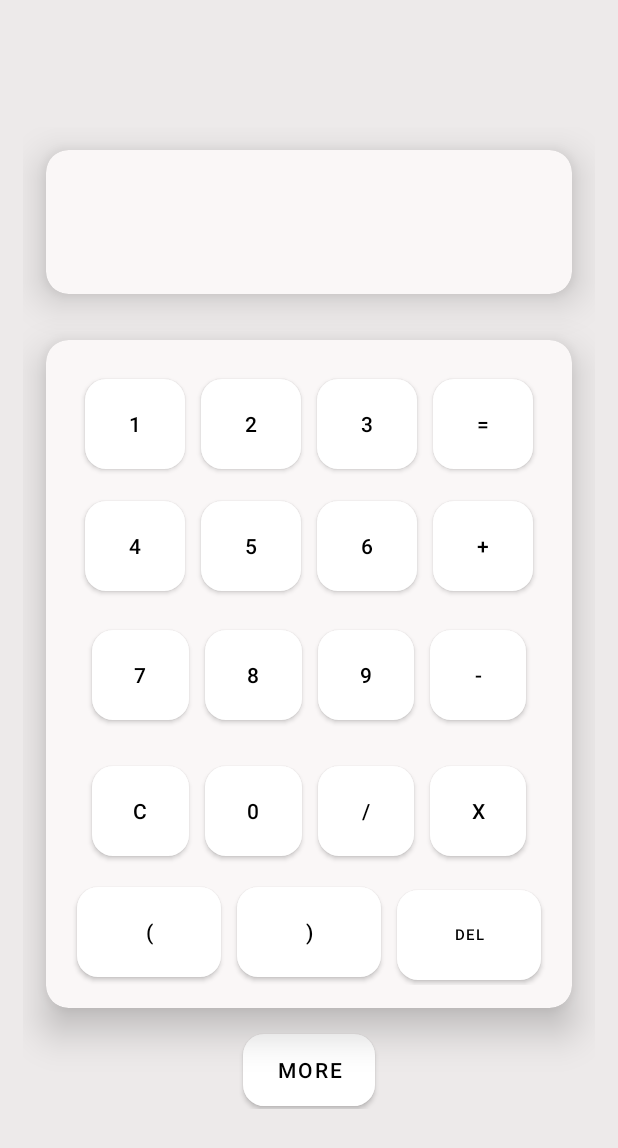
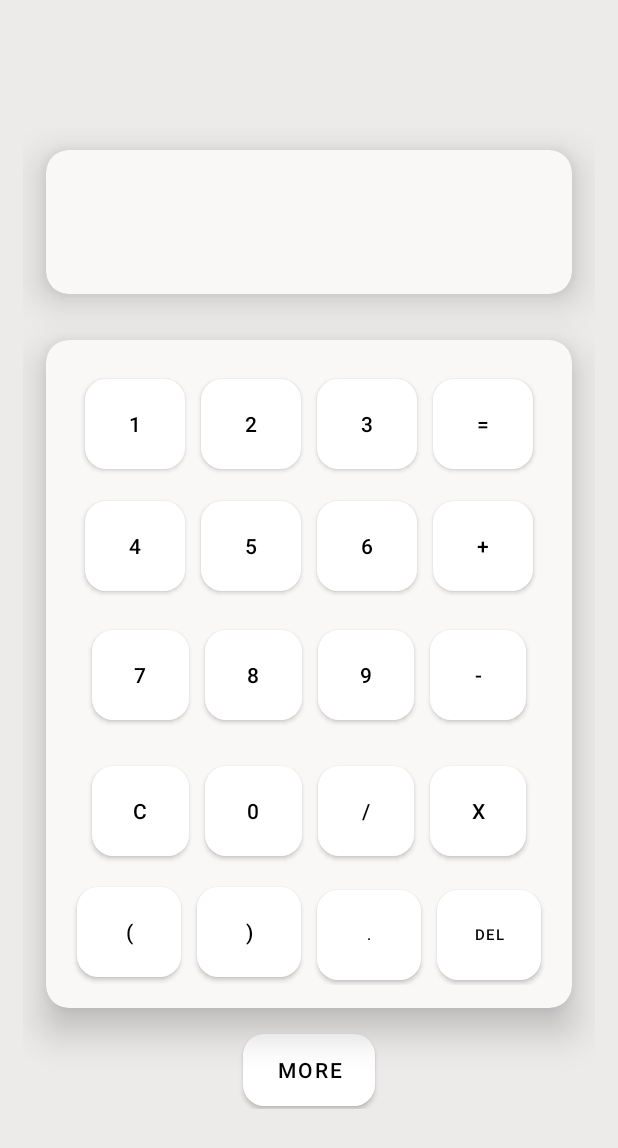
Before and after one commit to saiedoc/CalculaterApp, an Android app: the screen it shows after launch (MainActivity), after a tap on an icon or button, on a phone screen of 412 x 824 dp. Shown: the top 1148 px of the screen. Run offline under Robolectric (Android 15) with nearby library versions, the phone set to English and light mode, and no system bars; libraries missing offline, so code that uses them is left out: com.transitionseverywhere.

Commit message:
Added numpad '.' , applied calculation process and added alpha animation on result text

```diff
--- a/app/build.gradle
+++ b/app/build.gradle
@@ -35,7 +35,9 @@ android {
 dependencies {
 
     implementation "org.jetbrains.kotlin:kotlin-stdlib:$kotlin_version"
+    implementation "net.objecthunter:exp4j:0.4.8"
     implementation 'androidx.core:core-ktx:1.2.0'
+    implementation "com.andkulikov:transitionseverywhere:1.8.1"
     implementation 'androidx.appcompat:appcompat:1.3.1'
     implementation 'com.google.android.material:material:1.4.0'
     implementation 'androidx.constraintlayout:constraintlayout:2.1.0'
--- a/app/src/main/java/mainpackage/ScientificCalculaterActivities/MainActivity.kt
+++ b/app/src/main/java/mainpackage/ScientificCalculaterActivities/MainActivity.kt
@@ -1,11 +1,18 @@
 package mainpackage.ScientificCalculaterActivities
 
-import androidx.appcompat.app.AppCompatActivity
+import ScientificCalculaterClasses.Calculater
 import android.os.Bundle
 import android.view.View
+import android.view.animation.AlphaAnimation
+import android.view.animation.Animation
+import android.view.animation.AnimationUtils
 import android.widget.Button
 import android.widget.EditText
+import androidx.appcompat.app.AppCompatActivity
 import androidx.appcompat.app.AppCompatDelegate
+import com.transitionseverywhere.ChangeText
+import com.transitionseverywhere.TransitionManager
+
 
 class MainActivity : AppCompatActivity() {
 
@@ -28,7 +35,9 @@ class MainActivity : AppCompatActivity() {
     lateinit var numpadSubtractOrCos : Button
     lateinit var numpadMultiplyOrSqrt : Button
     lateinit var numpadDivideOrLog : Button
+    lateinit var numpadDot : Button
     lateinit var numpadClear : Button
+    lateinit var numpadEqual : Button
     lateinit var moreButton : Button
     lateinit var calcResultText : EditText
     var moreButtonClicked : Boolean = false
@@ -67,9 +76,12 @@ class MainActivity : AppCompatActivity() {
         numpadMultiplyOrSqrt = findViewById(R.id.numpadMultiplyOrSqrt)
         numpadButtons.add(numpadMultiplyOrSqrt)
         numpadDivideOrLog = findViewById(R.id.numpadDivideOrLog)
+        numpadDot = findViewById(R.id.dot)
+        numpadButtons.add(numpadDot)
         numpadButtons.add(numpadDivideOrLog)
         numpadClear = findViewById(R.id.numpadClear)
         numpadDelete = findViewById(R.id.delete)
+        numpadEqual = findViewById(R.id.numpadEqual)
         moreButton = findViewById(R.id.moreButton)
         calcResultText = findViewById(R.id.calcResult)
 
@@ -81,25 +93,72 @@ class MainActivity : AppCompatActivity() {
     private fun appendCalculaterText(buttonText : String){
 
         var oldString : String = calcResultText.getText().toString()
-        var newString : String = oldString + buttonText
+
+        if(buttonText.equals("SIN")
+                ||buttonText.equals("COS")
+                ||buttonText.equals("LOG"))
+        {
+            var newString : String = oldString + buttonText.toLowerCase() + "("
+            calcResultText.setText(newString)
+        }
+        else if(buttonText.equals("√")){
+            var newString : String = oldString + "sqrt("
+            calcResultText.setText(newString)
+        }
+        else{
+        var newString : String = oldString + buttonText.toLowerCase()
         calcResultText.setText(newString)
+        }
 
     }
 
     // Function that deletes from calculation text when user clicks delete
 
-    private fun deleteCalculaterText(){
+    private fun deleteCalculaterText() {
 
-        var newString : String = calcResultText.getText().toString().dropLast(1)
-        calcResultText.setText(newString)
+        if (calcResultText.getText().isNotEmpty()) {
+            if (calcResultText.getText().toString().last().toLowerCase() == 'N'.toLowerCase()
+                    || calcResultText.getText().toString().last().toLowerCase() == 'S'.toLowerCase()
+                    || calcResultText.getText().toString().last().toLowerCase() == 'G'.toLowerCase()
+            ) {
+                var newString: String = calcResultText.getText().toString().dropLast(3)
+                calcResultText.setText(newString)
+            } else {
+                var newString: String = calcResultText.getText().toString().dropLast(1)
+                calcResultText.setText(newString)
+            }
+        }
 
     }
+
+
+
+
+    //Function that apply Alpha animation to an calcResultText EditText
+
+    private fun applyAlphaAnimation(newText: String) : AlphaAnimation {
+        val anim = AlphaAnimation(1.0f, 0.0f)
+        anim.duration = 100
+        anim.repeatCount = 1
+        anim.repeatMode = Animation.REVERSE
+
+        anim.setAnimationListener(object : Animation.AnimationListener {
+            override fun onAnimationEnd(animation: Animation?) { }
+            override fun onAnimationStart(animation: Animation?) { }
+            override fun onAnimationRepeat(animation: Animation?) {
+                calcResultText.setText(newText)
+            }
+        })
+
+        return anim
+    }
+
 
     //Function that clears the calculation text when user clicks C
 
     private fun clearCalculaterText(){
 
-        calcResultText.setText("")
+        calcResultText.startAnimation(applyAlphaAnimation(""))
 
     }
 
@@ -168,6 +227,14 @@ class MainActivity : AppCompatActivity() {
             }
         })
 
+        numpadEqual.setOnClickListener(object : View.OnClickListener {
+            override fun onClick(view: View?) {
+                var resultString : String = Calculater.getExpressionResult(calcResultText.getText().toString())
+                calcResultText.startAnimation(applyAlphaAnimation(resultString))
+            }
+
+        })
+
     }
 
 
--- a/app/src/main/res/layout/activity_main.xml
+++ b/app/src/main/res/layout/activity_main.xml
@@ -290,6 +290,18 @@
                         app:elevation="14dp" />
 
                     <Button
+                        android:id="@+id/dot"
+                        android:layout_width="75dp"
+                        android:layout_height="60dp"
+                        android:layout_margin="5dp"
+                        android:layout_weight="1"
+                        android:background="@drawable/button_design"
+                        android:text="."
+                        android:textColor="#000000"
+                        android:textSize="10sp"
+                        app:elevation="14dp" />
+
+                    <Button
                         android:id="@+id/delete"
                         android:layout_width="75dp"
                         android:layout_height="60dp"
@@ -300,6 +312,7 @@
                         android:textColor="#000000"
                         android:textSize="10sp"
                         app:elevation="14dp" />
+
                 </TableRow>
             </TableLayout>
 
```
Also changed, not shown: app/src/main/java/CalculaterOperationsClasses/Calculater.kt (deleted, +0 -29 lines), app/src/main/java/CalculaterOperationsClasses/NumericalIntegrator.kt (deleted, +0 -52 lines), app/src/main/java/ScientificCalculaterClasses/Calculater.kt (added, +26 -0 lines), app/src/main/res/anim/slide_up.xml (added, +15 -0 lines).
